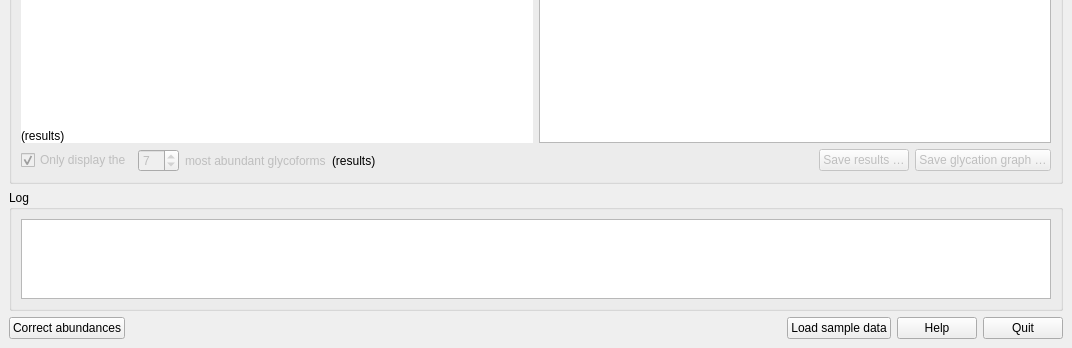
Qt form main_window.ui (cdl-biosimilars/cafog) before a commit; both pictures show x 0 to 1072 and y 473 to 821 of the 1072 by 821 pixel window.
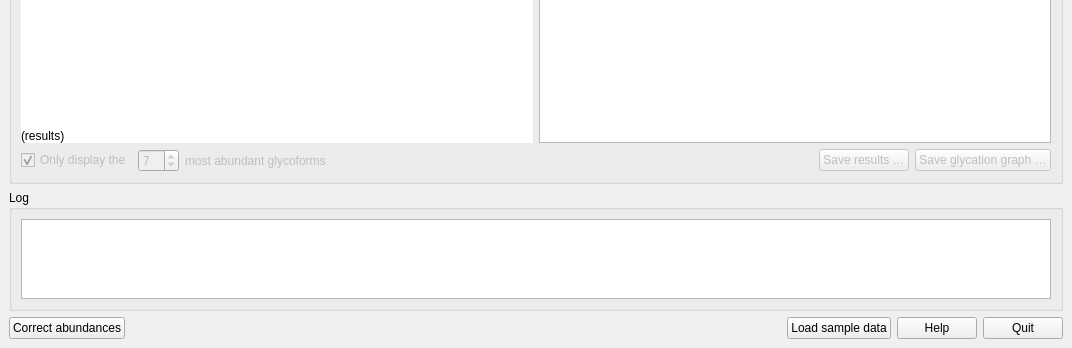
The same form after that commit. Custom widgets are drawn as their Qt base class.

Commit message: removed duplicate (and unused) QLabel lbResults

```diff
--- a/main_window.ui
+++ b/main_window.ui
@@ -357,13 +357,6 @@
            </property>
           </widget>
          </item>
-         <item>
-          <widget class="QLabel" name="lbResults">
-           <property name="text">
-            <string>(results)</string>
-           </property>
-          </widget>
-         </item>
          <item>
           <spacer name="horizontalSpacer_6">
            <property name="orientation">
```
The commit also changes 1 other file.
